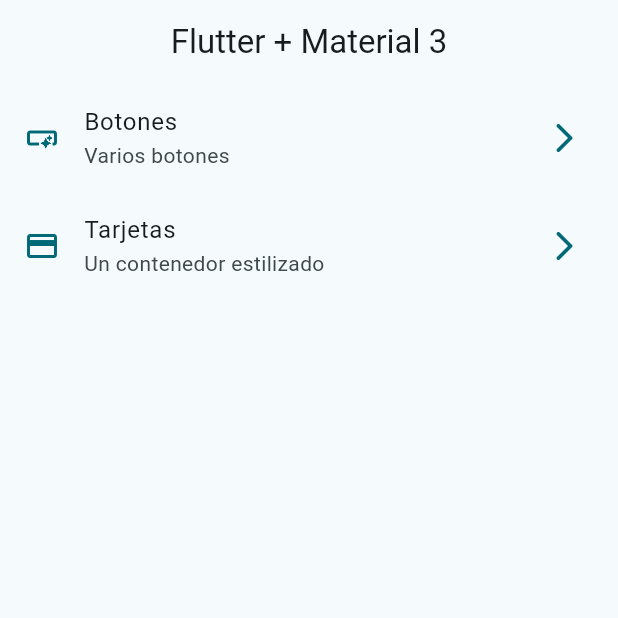
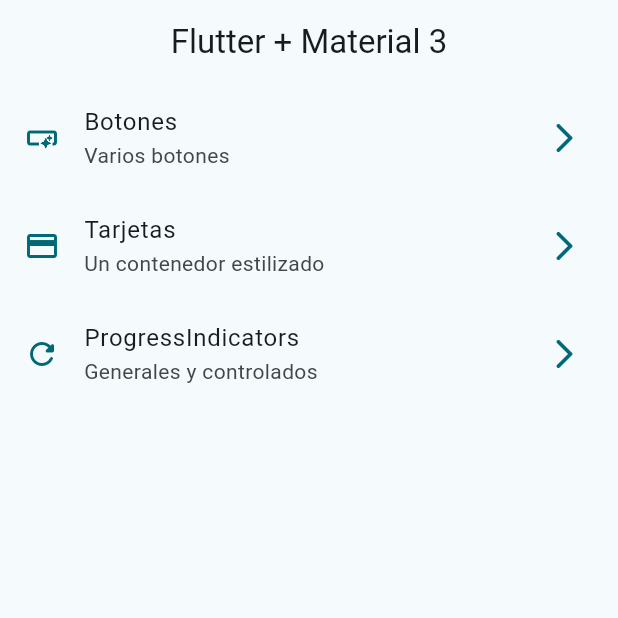
Before and after one commit to DouglasPapu/widgets_app, a Flutter app: the screen it shows after launch, on a phone screen of 412 x 824 dp, the top half of it. Run offline on Flutter 3.47's test engine with Material 3 defaults, Android fonts, the phone set to English and light mode, and no system bars; our stand-ins replace go_router.

Commit message:
progress indicator finished

```diff
--- a/lib/config/routers/app_router.dart
+++ b/lib/config/routers/app_router.dart
@@ -19,5 +19,10 @@ final appRouter = GoRouter(
       name: CardsScreen.name,
       builder: (context, state) => CardsScreen(),
     ),
+    GoRoute(
+      path: '/progress',
+      name: ProgressScreen.name,
+      builder: (context, state) => ProgressScreen(),
+    ),
   ],
 );
--- a/lib/config/theme/menu/menu_items.dart
+++ b/lib/config/theme/menu/menu_items.dart
@@ -24,11 +24,17 @@ const appMenuItems = <MenuItem>[
     icon: Icons.smart_button_outlined
   ),
 
-    MenuItem(
+  MenuItem(
     title: 'Tarjetas',
     subtitle: 'Un contenedor estilizado',
     link: '/cards',
     icon: Icons.credit_card_outlined
   ),
+  MenuItem(
+    title: 'ProgressIndicators',
+    subtitle: 'Generales y controlados',
+    link: '/progress',
+    icon: Icons.refresh_rounded
+  ),
 
 ];
```
Also changed, not shown: lib/presentation/screens/progress/progress_screen.dart (+64 -1 lines).
